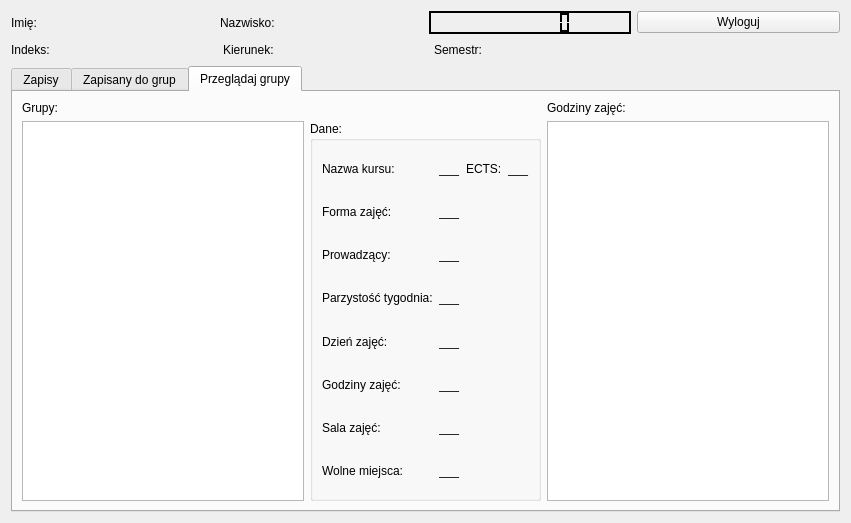
Qt form qtdatabase/studentokno.ui (pmazurek300/QtDatabase) before a commit.
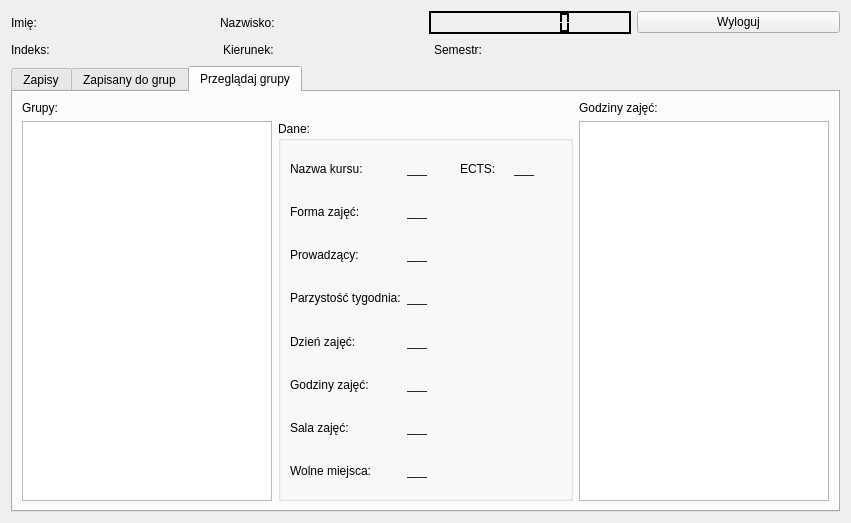
The same form after that commit. The open tabs and pages were chosen to show the change.

Patch:
```diff
--- a/qtdatabase/studentokno.ui
+++ b/qtdatabase/studentokno.ui
@@ -1141,7 +1141,14 @@
         </widget>
        </item>
        <item row="1" column="0">
-        <widget class="QListWidget" name="grupy_przeg"/>
+        <widget class="QListWidget" name="grupy_przeg">
+         <property name="maximumSize">
+          <size>
+           <width>250</width>
+           <height>16777215</height>
+          </size>
+         </property>
+        </widget>
        </item>
        <item row="0" column="0">
         <widget class="QLabel" name="label_17">
@@ -1158,7 +1165,14 @@
         </widget>
        </item>
        <item row="1" column="2">
-        <widget class="QListWidget" name="godziny_zajec_przeg"/>
+        <widget class="QListWidget" name="godziny_zajec_przeg">
+         <property name="maximumSize">
+          <size>
+           <width>250</width>
+           <height>16777215</height>
+          </size>
+         </property>
+        </widget>
        </item>
       </layout>
      </widget>
```
Left out of the diff: 2 changed lines with no effect on the pictures.
